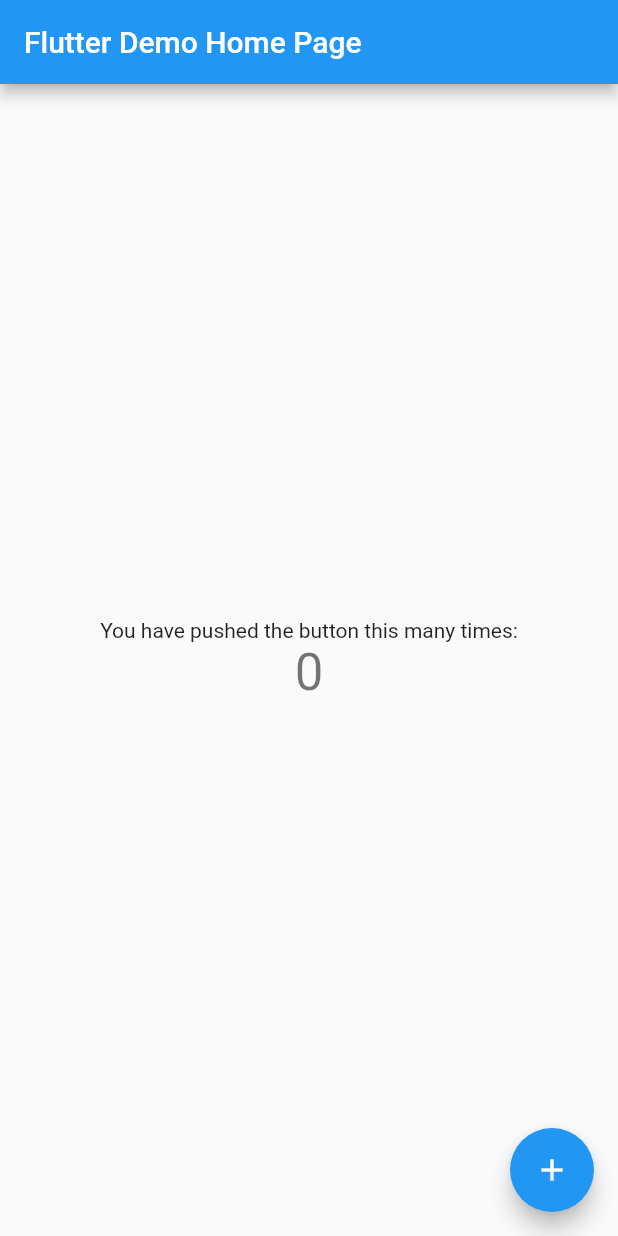
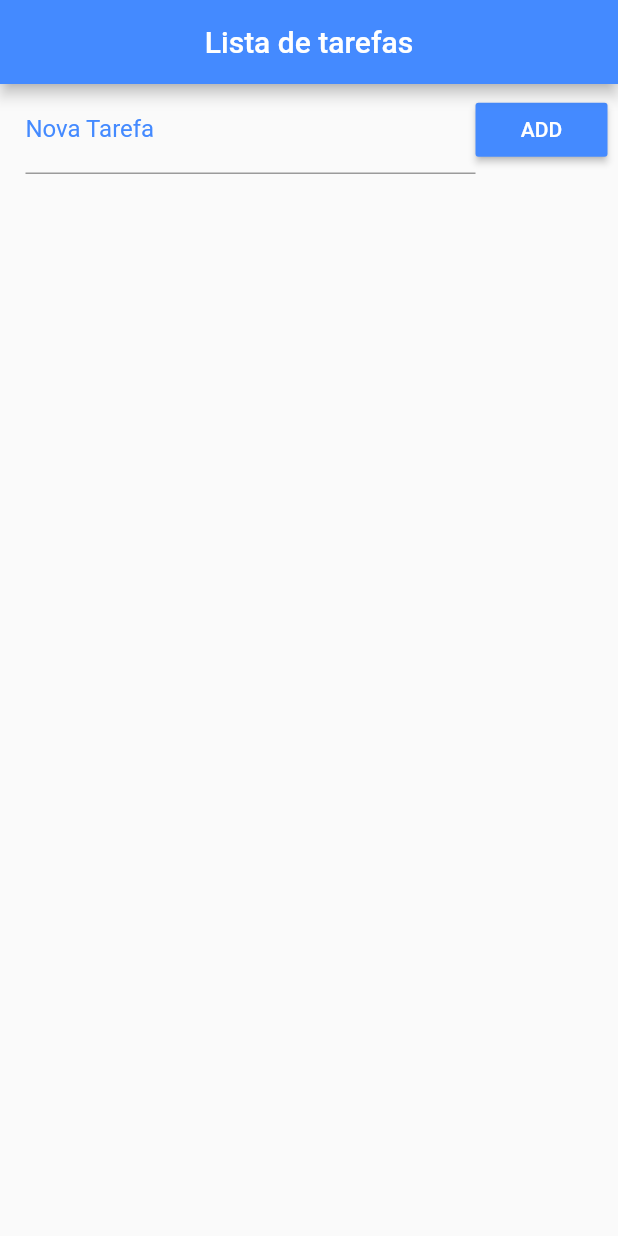
Before and after one commit to allanlucio/task_list_flutter, a Flutter app: the screen it shows after launch, on a phone screen of 412 x 824 dp. Run offline on Flutter 3.47's test engine with Material 2 defaults, Android fonts, the phone set to English and light mode, and no system bars.

```diff
--- a/lib/main.dart
+++ b/lib/main.dart
@@ -1,111 +1,76 @@
+import 'dart:convert';
+import 'dart:io';
 import 'package:flutter/material.dart';
+import 'dart:async';
+import 'package:path_provider/path_provider.dart';
 
-void main() => runApp(MyApp());
-
-class MyApp extends StatelessWidget {
-  // This widget is the root of your application.
-  @override
-  Widget build(BuildContext context) {
-    return MaterialApp(
-      title: 'Flutter Demo',
-      theme: ThemeData(
-        // This is the theme of your application.
-        //
-        // Try running your application with "flutter run". You'll see the
-        // application has a blue toolbar. Then, without quitting the app, try
-        // changing the primarySwatch below to Colors.green and then invoke
-        // "hot reload" (press "r" in the console where you ran "flutter run",
-        // or simply save your changes to "hot reload" in a Flutter IDE).
-        // Notice that the counter didn't reset back to zero; the application
-        // is not restarted.
-        primarySwatch: Colors.blue,
-      ),
-      home: MyHomePage(title: 'Flutter Demo Home Page'),
-    );
-  }
+void main() {
+  runApp(MaterialApp(
+    home: Home(),
+  ));
 }
 
-class MyHomePage extends StatefulWidget {
-  MyHomePage({Key key, this.title}) : super(key: key);
-
-  // This widget is the home page of your application. It is stateful, meaning
-  // that it has a State object (defined below) that contains fields that affect
-  // how it looks.
-
-  // This class is the configuration for the state. It holds the values (in this
-  // case the title) provided by the parent (in this case the App widget) and
-  // used by the build method of the State. Fields in a Widget subclass are
-  // always marked "final".
-
-  final String title;
-
+class Home extends StatefulWidget {
   @override
-  _MyHomePageState createState() => _MyHomePageState();
+  _HomeState createState() => _HomeState();
 }
 
-class _MyHomePageState extends State<MyHomePage> {
-  int _counter = 0;
+class _HomeState extends State<Home> {
+  List _toDoList = [];
+  Future<File> _getFile() async {
+    final directory = await getApplicationDocumentsDirectory();
 
-  void _incrementCounter() {
-    setState(() {
-      // This call to setState tells the Flutter framework that something has
-      // changed in this State, which causes it to rerun the build method below
-      // so that the display can reflect the updated values. If we changed
-      // _counter without calling setState(), then the build method would not be
-      // called again, and so nothing would appear to happen.
-      _counter++;
-    });
+    return File("${directory.path}/data.json");
+  }
+
+  Future<File> _saveData() async {
+    String data = json.encode(_toDoList);
+    final file = await _getFile();
+    return file.writeAsString(data);
+  }
+
+  Future<String> _readData() async {
+    try {
+      final file = await _getFile();
+
+      return file.readAsString();
+    } catch (e) {
+      return null;
+    }
   }
 
   @override
   Widget build(BuildContext context) {
-    // This method is rerun every time setState is called, for instance as done
-    // by the _incrementCounter method above.
-    //
-    // The Flutter framework has been optimized to make rerunning build methods
-    // fast, so that you can just rebuild anything that needs updating rather
-    // than having to individually change instances of widgets.
     return Scaffold(
       appBar: AppBar(
-        // Here we take the value from the MyHomePage object that was created by
-        // the App.build method, and use it to set our appbar title.
-        title: Text(widget.title),
+        title: Text('Lista de tarefas'),
+        backgroundColor: Colors.blueAccent,
+        centerTitle: true,
       ),
-      body: Center(
-        // Center is a layout widget. It takes a single child and positions it
-        // in the middle of the parent.
-        child: Column(
-          // Column is also a layout widget. It takes a list of children and
-          // arranges them vertically. By default, it sizes itself to fit its
-          // children horizontally, and tries to be as tall as its parent.
-          //
-          // Invoke "debug painting" (press "p" in the console, choose the
-          // "Toggle Debug Paint" action from the Flutter Inspector in Android
-          // Studio, or the "Toggle Debug Paint" command in Visual Studio Code)
-          // to see the wireframe for each widget.
-          //
-          // Column has various properties to control how it sizes itself and
-          // how it positions its children. Here we use mainAxisAlignment to
-          // center the children vertically; the main axis here is the vertical
-          // axis because Columns are vertical (the cross axis would be
-          // horizontal).
-          mainAxisAlignment: MainAxisAlignment.center,
-          children: <Widget>[
-            Text(
-              'You have pushed the button this many times:',
+      body: Column(
+        children: <Widget>[
+          Container(
+            padding: EdgeInsets.fromLTRB(17.0, 1.0, 7.0, 1.0),
+            child: Row(
+              children: <Widget>[
+                Expanded(
+                  child: TextField(
+                    decoration: InputDecoration(
+                        labelText: "Nova Tarefa",
+                        labelStyle: TextStyle(color: Colors.blueAccent)),
+                  ),
+                ),
+                RaisedButton(
+                  color: Colors.blueAccent,
+                  child: Text("ADD"),
+                  textColor: Colors.white,
+                  onPressed: () {},
+                )
+              ],
             ),
-            Text(
-              '$_counter',
-              style: Theme.of(context).textTheme.display1,
-            ),
-          ],
-        ),
+          )
+        ],
       ),
-      floatingActionButton: FloatingActionButton(
-        onPressed: _incrementCounter,
-        tooltip: 'Increment',
-        child: Icon(Icons.add),
-      ), // This trailing comma makes auto-formatting nicer for build methods.
     );
   }
 }
```
Also changed, not shown: 1 other file.
